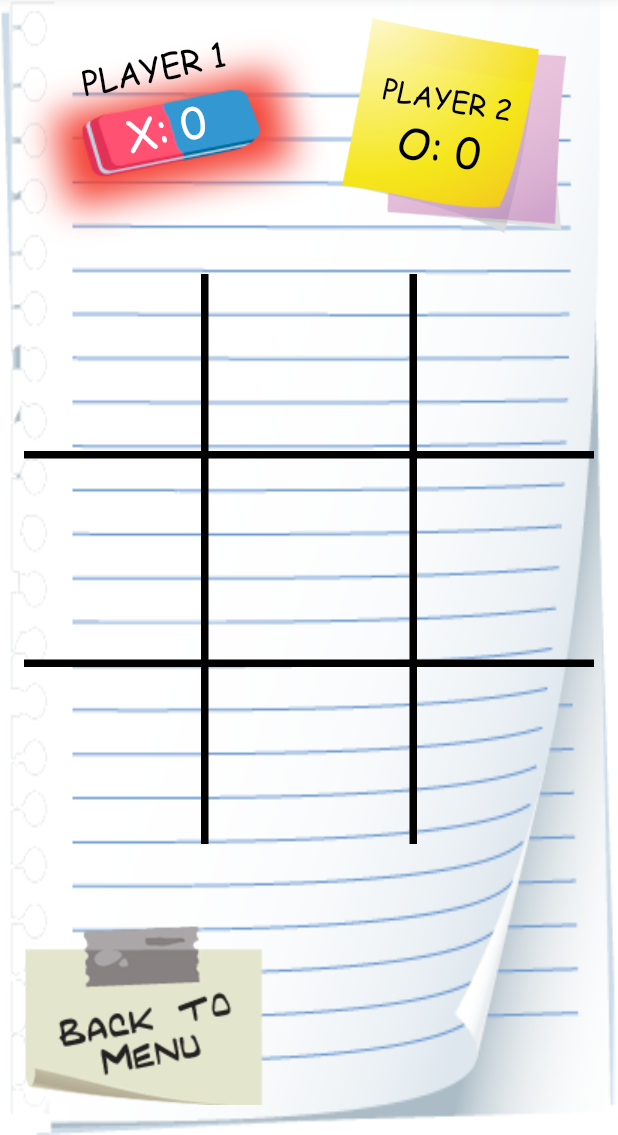
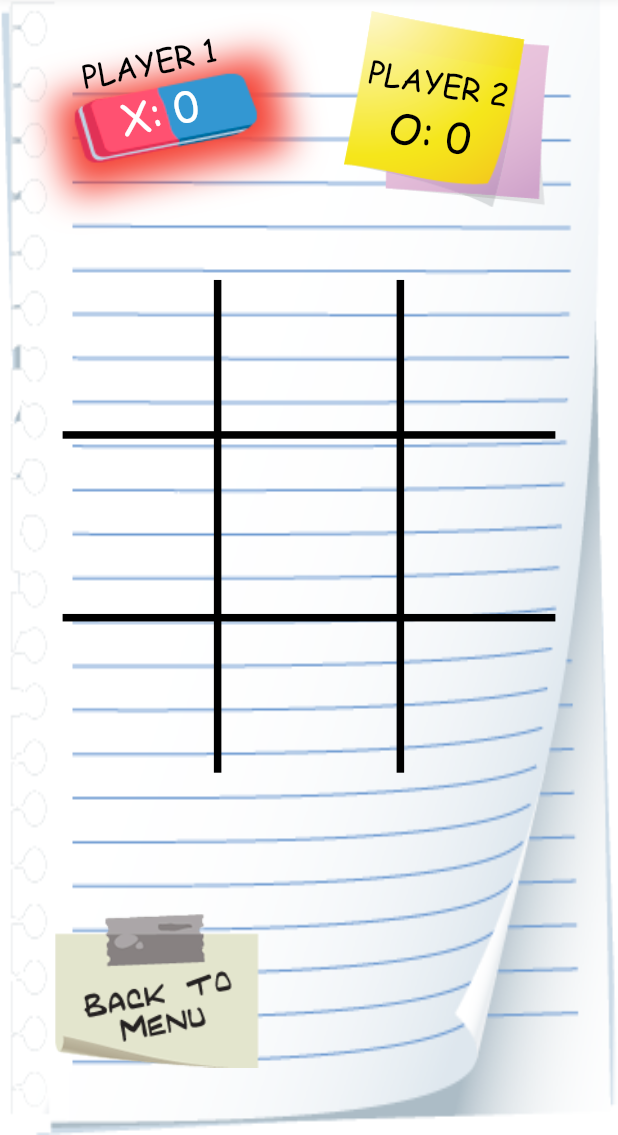
Before and after one commit to Eronildo/Tic-Tac-Toe, a Flutter app: the GamePage screen opened directly with empty values, on a phone screen of 412 x 824 dp, the part 101-1236 px from its top. Run offline on Flutter 3.47's test engine with Material 2 defaults, Android fonts, the phone set to English and light mode, and no system bars.

Commit message:
Responsivity issues fixed.

```diff
--- a/lib/pages/game_page.dart
+++ b/lib/pages/game_page.dart
@@ -7,7 +7,8 @@ import 'package:tictactoe/utils/constants.dart';
 import 'package:tictactoe/utils/enums.dart';
 import 'package:tictactoe/utils/field_checker.dart';
 import 'package:tictactoe/widgets/grid_widget.dart';
-import 'package:tictactoe/widgets/player_score_widget.dart';
+import 'package:tictactoe/widgets/player_one_score_widget.dart';
+import 'package:tictactoe/widgets/player_two_score_widget.dart';
 import 'package:tictactoe/widgets/popup_widget.dart';
 
 class GamePage extends StatefulWidget {
@@ -38,6 +39,8 @@ class _GamePageState extends State<GamePage> {
 
   @override
   Widget build(BuildContext context) {
+    var screenHeight = MediaQuery.of(context).size.height;
+
     if (widget.isOnePlayer)
       _ai = AI(_field, Constants.playerOne, Constants.playerTwo);
 
@@ -50,14 +53,23 @@ class _GamePageState extends State<GamePage> {
         decoration: _getBackgroundDecoration(),
         child: Stack(
           children: <Widget>[
-            _buildPlayersScores(),
-            GridWidget(
-              victory: _victory,
-              field: _field,
-              onCellTap: _onCellTap,
+            Column(
+              children: <Widget>[
+                SizedBox(
+                  height: screenHeight / 80,
+                ),
+                _buildPlayersScores(screenHeight),
+                GridWidget(
+                  victory: _victory,
+                  field: _field,
+                  onCellTap: _onCellTap,
+                ),
+              ],
             ),
-            _buildBackToMenuButton(),
-            _showPopUp ? _showWinDrawPopup() : Container(),
+            screenHeight >= 750.0
+                ? _buildBackToMenuButton(screenHeight)
+                : Container(),
+            _showPopUp ? _showWinDrawPopup() : Container()
           ],
         ),
       ),
@@ -84,19 +96,18 @@ class _GamePageState extends State<GamePage> {
             fit: BoxFit.fill),
       );
 
-  Widget _buildPlayersScores() => Padding(
-        padding: const EdgeInsets.only(top: 20.0),
+  Widget _buildPlayersScores(double screenHeight) => Container(
+        height: screenHeight / 4.8,
         child: Row(
+          crossAxisAlignment: CrossAxisAlignment.center,
           mainAxisAlignment: MainAxisAlignment.spaceEvenly,
-          crossAxisAlignment: CrossAxisAlignment.start,
           children: <Widget>[
-            PlayerScoreWidget(
-              player: Player.ONE,
+            PlayerOneScoreWidget(
               scorePoints: _playerOneScore,
               showShadow: _currentTurn == Turn.X,
             ),
-            PlayerScoreWidget(
-              player: widget.isOnePlayer ? Player.COMPUTER : Player.TWO,
+            PlayerTwoScoreWidget(
+              isComputer: widget.isOnePlayer,
               scorePoints: _playerTwoScore,
               showShadow: _currentTurn == Turn.O,
             ),
@@ -104,16 +115,15 @@ class _GamePageState extends State<GamePage> {
         ),
       );
 
-  Widget _buildBackToMenuButton() => Positioned(
-        bottom: 20.0,
+  Widget _buildBackToMenuButton(double screenHeight) => Positioned(
+        left: 20.0,
+        bottom: 45.0,
         child: FlatButton(
           onPressed: () {
             Navigator.of(context).pop();
           },
-          child: Image.asset(
-            "assets/images/back_menu.png",
-            fit: BoxFit.fill,
-          ),
+          child: Image.asset("assets/images/back_menu.png",
+              fit: BoxFit.fill, height: screenHeight / 8),
         ),
       );
 
--- a/lib/pages/menu_page.dart
+++ b/lib/pages/menu_page.dart
@@ -26,9 +26,9 @@ class MenuPage extends StatelessWidget {
         child: Stack(
           children: <Widget>[
             getMenuButton(context, "assets/images/one_player.png", true,
-                screenHeight * 3 / 8, screenWidth * 1 / 8),
+                screenHeight * 3 / 9, screenWidth / 8, screenHeight / 12),
             getMenuButton(context, "assets/images/two_players.png", false,
-                screenHeight * 1 / 2, screenWidth * 1 / 8),
+                screenHeight / 2, screenWidth / 16, screenHeight / 12),
           ],
         ),
       ),
@@ -36,7 +36,7 @@ class MenuPage extends StatelessWidget {
   }
 
   Widget getMenuButton(BuildContext context, String imageAsset,
-      bool isOnePlayer, double top, double left) {
+      bool isOnePlayer, double top, double left, double size) {
     return Positioned(
       top: top,
       left: left,
@@ -46,7 +46,7 @@ class MenuPage extends StatelessWidget {
           Navigator.of(context).push(
               SlidePageRoute(widget: GamePage(isOnePlayer), isRight: false));
         },
-        child: Image.asset(imageAsset, height: 60.0),
+        child: Image.asset(imageAsset, height: size),
       ),
     );
   }
--- a/lib/widgets/grid_widget.dart
+++ b/lib/widgets/grid_widget.dart
@@ -15,12 +15,21 @@ class GridWidget extends StatelessWidget {
 
   @override
   Widget build(BuildContext context) {
-    return Stack(
-      children: <Widget>[
-        buildGridLines(),
-        buildGridFields(),
-        victory != null ? buildVictoryLine() : Container(),
-      ],
+    var screenWidth = MediaQuery.of(context).size.width;
+    var gridSize = screenWidth - (screenWidth / 8);
+
+    return Center(
+      child: Container(
+        width: gridSize,
+        height: gridSize,
+        child: Stack(
+          children: <Widget>[
+            buildGridLines(),
+            buildGridFields(),
+            victory != null ? buildVictoryLine() : Container(),
+          ],
+        ),
+      ),
     );
   }
 
--- /dev/null
+++ b/lib/widgets/player_one_score_widget.dart
@@ -0,0 +1,93 @@
+import 'package:flutter/material.dart';
+
+class PlayerOneScoreWidget extends StatelessWidget {
+  const PlayerOneScoreWidget({
+    Key key,
+    this.scorePoints,
+    this.showShadow,
+  }) : super(key: key);
+
+  final int scorePoints;
+  final bool showShadow;
+
+  @override
+  Widget build(BuildContext context) {
+    var screenHeight = MediaQuery.of(context).size.height;
+    var screenWidth = MediaQuery.of(context).size.width;
+
+    return Container(
+      padding: EdgeInsets.only(top: screenHeight / 80),
+      width: screenWidth / 2.3,
+      height: screenHeight / 6,
+      child: Stack(
+        children: <Widget>[
+          showShadow
+              ? Positioned(
+                  top: screenHeight / 40,
+                  left: screenWidth / 25,
+                  child: RotationTransition(
+                    turns: AlwaysStoppedAnimation(-12 / 360),
+                    child: Container(
+                      width: screenWidth / 2.8,
+                      height: screenHeight / 13,
+                      decoration: BoxDecoration(
+                        boxShadow: [
+                          BoxShadow(
+                            color: Colors.red,
+                            blurRadius: 20.0,
+                            spreadRadius: 1.0,
+                            offset: Offset(
+                              5.0,
+                              5.0,
+                            ),
+                          ),
+                        ],
+                      ),
+                    ),
+                  ),
+                )
+              : Container(),
+          Positioned(
+            left: screenWidth / 40,
+            child: Container(
+              width: screenWidth / 2.5,
+              child: Image.asset(
+                "assets/images/eraser.png",
+                fit: BoxFit.fitHeight,
+              ),
+            ),
+          ),
+          Positioned(
+            left: screenWidth / 10,
+            child: Container(
+              height: screenHeight / 10,
+              child: RotationTransition(
+                turns: AlwaysStoppedAnimation(-12 / 360),
+                child: Column(
+                  children: <Widget>[
+                    Text(
+                      'PLAYER 1',
+                      style: TextStyle(
+                        color: Colors.black,
+                        fontSize: screenWidth / 20,
+                        fontFamily: "Comic Sans MS",
+                      ),
+                    ),
+                    Text(
+                      'X: $scorePoints',
+                      style: TextStyle(
+                        color: Colors.white,
+                        fontSize: screenWidth / 15,
+                        fontFamily: "Comic Sans MS",
+                      ),
+                    ),
+                  ],
+                ),
+              ),
+            ),
+          ),
+        ],
+      ),
+    );
+  }
+}
--- a/lib/widgets/player_score_widget.dart
+++ /dev/null
@@ -1,103 +0,0 @@
-import 'package:flutter/material.dart';
-import 'package:tictactoe/utils/enums.dart';
-
-class PlayerScoreWidget extends StatelessWidget {
-  const PlayerScoreWidget({
-    Key key,
-    this.player,
-    this.scorePoints,
-    this.showShadow,
-  }) : super(key: key);
-
-  final Player player;
-  final int scorePoints;
-  final bool showShadow;
-
-  @override
-  Widget build(BuildContext context) {
-    var isPlayerOne = player == Player.ONE;
-    return Padding(
-      padding: EdgeInsets.only(top: isPlayerOne ? 20.0 : 0.0),
-      child: Stack(
-        children: <Widget>[
-          showShadow
-              ? Padding(
-                  padding: EdgeInsets.only(top: isPlayerOne ? 30.0 : 0.0),
-                  child: RotationTransition(
-                    turns: AlwaysStoppedAnimation(
-                        isPlayerOne ? (-12 / 360) : (10 / 360)),
-                    child: Container(
-                      width: 150.0,
-                      height: isPlayerOne ? 60.0 : 150.0,
-                      decoration: BoxDecoration(
-                        boxShadow: [
-                          BoxShadow(
-                            color: Colors.red,
-                            blurRadius:
-                                20.0, // has the effect of softening the shadow
-                            spreadRadius:
-                                1.0, // has the effect of extending the shadow
-                            offset: Offset(
-                              5.0, // horizontal, move right 10
-                              5.0, // vertical, move down 10
-                            ),
-                          ),
-                        ],
-                      ),
-                    ),
-                  ),
-                )
-              : Container(),
-          Container(
-            width: isPlayerOne ? 160.0 : 150.0,
-            height: isPlayerOne ? 120.0 : 150.0,
-            decoration: BoxDecoration(
-              image: DecorationImage(
-                  image: AssetImage(
-                    isPlayerOne
-                        ? "assets/images/eraser.png"
-                        : "assets/images/bg_pencil.png",
-                  ),
-                  fit: BoxFit.fitWidth),
-            ),
-            child: RotationTransition(
-              turns: AlwaysStoppedAnimation(
-                  isPlayerOne ? (-12 / 360) : (10 / 360)),
-              child: Padding(
-                padding: EdgeInsets.only(
-                  top: isPlayerOne ? 0.0 : 45.0,
-                  right: isPlayerOne ? 5.0 : 15.0,
-                ),
-                child: Column(
-                  children: <Widget>[
-                    Text(
-                      isPlayerOne
-                          ? 'PLAYER 1'
-                          : player == Player.TWO ? 'PLAYER 2' : 'COMPUTER',
-                      style: TextStyle(
-                        color: Colors.black,
-                        fontSize: isPlayerOne ? 22.0 : 19.0,
-                        fontFamily: "Comic Sans MS",
-                      ),
-                    ),
-                    SizedBox(
-                      height: isPlayerOne ? 5.0 : 0.0,
-                    ),
-                    Text(
-                      "${isPlayerOne ? 'X: ' : 'O: '}$scorePoints",
-                      style: TextStyle(
-                        color: isPlayerOne ? Colors.white : Colors.black,
-                        fontSize: 28.0,
-                        fontFamily: "Comic Sans MS",
-                      ),
-                    ),
-                  ],
-                ),
-              ),
-            ),
-          ),
-        ],
-      ),
-    );
-  }
-}
--- /dev/null
+++ b/lib/widgets/player_two_score_widget.dart
@@ -0,0 +1,94 @@
+import 'package:flutter/material.dart';
+
+class PlayerTwoScoreWidget extends StatelessWidget {
+  const PlayerTwoScoreWidget(
+      {Key key, this.scorePoints, this.showShadow, this.isComputer})
+      : super(key: key);
+
+  final int scorePoints;
+  final bool showShadow;
+  final bool isComputer;
+
+  @override
+  Widget build(BuildContext context) {
+    var screenHeight = MediaQuery.of(context).size.height;
+    var screenWidth = MediaQuery.of(context).size.width;
+
+    return Container(
+      height: screenHeight / 4.5,
+      width: screenWidth / 2.3,
+      child: Stack(
+        children: <Widget>[
+          showShadow
+              ? Positioned(
+                  top: screenHeight / 100,
+                  right: screenWidth / 15,
+                  child: RotationTransition(
+                    turns: AlwaysStoppedAnimation(10 / 360),
+                    child: Container(
+                      width: screenWidth / 3,
+                      height: screenHeight / 6,
+                      decoration: BoxDecoration(
+                        boxShadow: [
+                          BoxShadow(
+                            color: Colors.red,
+                            blurRadius: 20.0,
+                            spreadRadius: 1.0,
+                            offset: Offset(
+                              5.0,
+                              5.0,
+                            ),
+                          ),
+                        ],
+                      ),
+                    ),
+                  ),
+                )
+              : Container(),
+          Positioned(
+            top: screenHeight / 100,
+            right: screenWidth / 15,
+            child: Container(
+              width: screenWidth / 3,
+              child: Image.asset(
+                "assets/images/bg_pencil.png",
+                fit: BoxFit.fitHeight,
+              ),
+            ),
+          ),
+          Positioned(
+            top: screenHeight / 20,
+            right: screenWidth / 9,
+            child: Container(
+              width: screenWidth / 3.5,
+              child: RotationTransition(
+                turns: AlwaysStoppedAnimation(10 / 360),
+                child: Column(
+                  children: <Widget>[
+                    Text(
+                      isComputer ? 'COMPUTER' : 'PLAYER 2',
+                      style: TextStyle(
+                        color: Colors.black,
+                        fontSize:
+                            isComputer ? screenWidth / 25 : screenWidth / 20,
+                        fontFamily: "Comic Sans MS",
+                      ),
+                    ),
+                    Text(
+                      'O: $scorePoints',
+                      style: TextStyle(
+                        color: Colors.black,
+                        fontSize: screenWidth / 15,
+                        fontFamily: "Comic Sans MS",
+                      ),
+                    ),
+                  ],
+                ),
+              ),
+            ),
+          ),
+        ],
+      ),
+    );
+  }
+}
```
